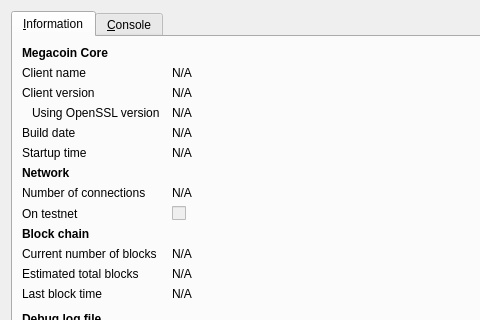
The window that src/qt/forms/rpcconsole.ui (oracul/bullycoin) describes before a commit, drawn with Qt 5; both pictures show x 0 to 480 and y 0 to 320 of the 740 by 450 pixel window.
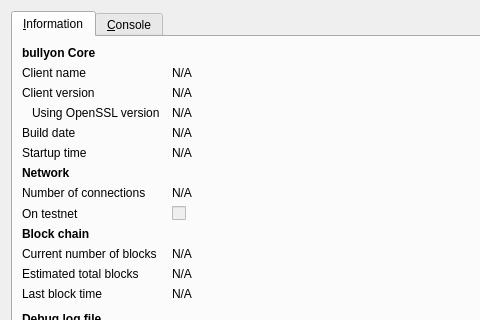
The same window after the commit. Icons and pictures are not drawn.

Patch:
```diff
--- a/src/qt/forms/rpcconsole.ui
+++ b/src/qt/forms/rpcconsole.ui
@@ -36,7 +36,7 @@
           </font>
          </property>
          <property name="text">
-          <string>Megacoin Core</string>
+          <string>bullyon Core</string>
          </property>
         </widget>
        </item>
```
Left out of the diff: 10 changed lines with no effect on the pictures.
